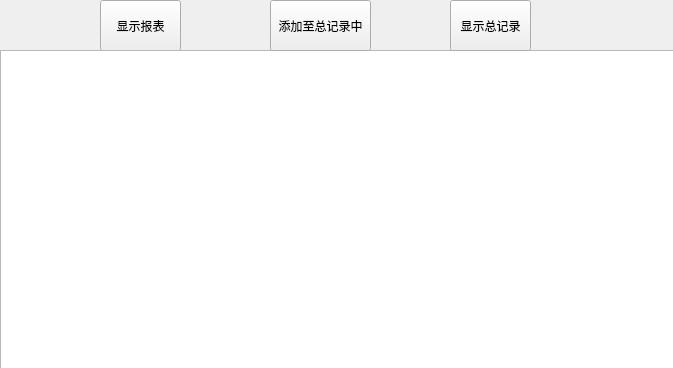
yaojiang375/TimeRecord5th, file readrecord.ui: the form before one commit.
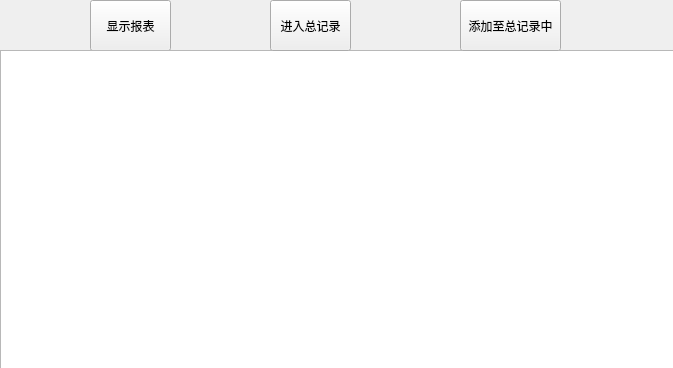
The form after the commit.

```diff
--- a/readrecord.ui
+++ b/readrecord.ui
@@ -16,7 +16,7 @@
   <widget class="QPushButton" name="ShowButton">
    <property name="geometry">
     <rect>
-     <x>100</x>
+     <x>90</x>
      <y>0</y>
      <width>81</width>
      <height>51</height>
@@ -42,7 +42,7 @@
   <widget class="QPushButton" name="AddToRecordDB">
    <property name="geometry">
     <rect>
-     <x>270</x>
+     <x>460</x>
      <y>0</y>
      <width>101</width>
      <height>51</height>
@@ -55,14 +55,14 @@
   <widget class="QPushButton" name="ShowRecordDB">
    <property name="geometry">
     <rect>
-     <x>450</x>
+     <x>270</x>
      <y>0</y>
      <width>81</width>
      <height>51</height>
     </rect>
    </property>
    <property name="text">
-    <string>显示总记录</string>
+    <string>进入总记录</string>
    </property>
   </widget>
  </widget>
```
Left out of the diff: 2 changed lines with no effect on the pictures.
